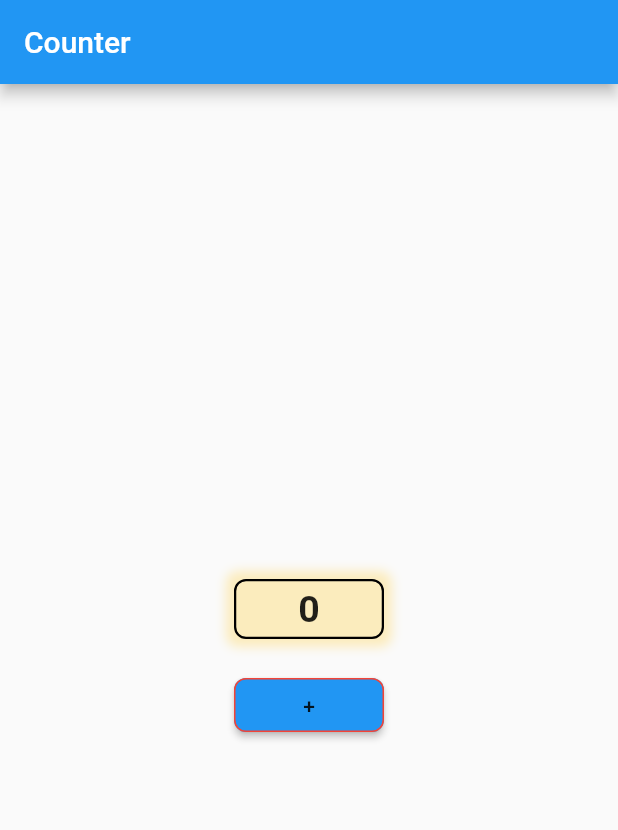
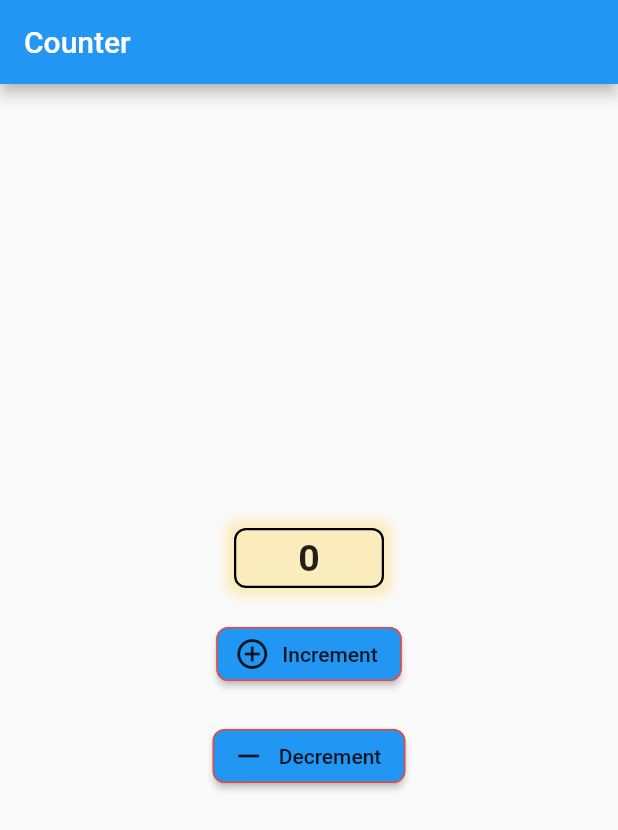
Before and after one commit to JossinAntony/Flutter-Counter-Experiment, a Flutter app: the screen it shows after launch, on a phone screen of 412 x 824 dp. Shown: the top 830 px of the screen. Run offline on Flutter 3.47's test engine with Material 2 defaults, Android fonts, the phone set to English and light mode, and no system bars.

Commit message:
decrement button added.

```diff
--- a/lib/main.dart
+++ b/lib/main.dart
@@ -1,4 +1,3 @@
-
 import 'package:flutter/cupertino.dart';
 import 'package:flutter/material.dart';
 
@@ -39,23 +38,23 @@ class _MyAppState extends State<MyApp> {
                           boxShadow: [
                             BoxShadow(
                               color: Colors.amber.withOpacity(.25),
-                              offset: Offset(0,0),
+                              offset: Offset(0, 0),
                               blurRadius: 5,
                               spreadRadius: 5,
                             )
                           ],
                         ),
                         child: Center(
-                          child: Text(_counter.toString(),
-                              style: TextStyle(
-                                fontSize: 25,
-                                fontWeight: FontWeight.bold,
-                              ),),
+                          child: Text(
+                            _counter.toString(),
+                            style: TextStyle(
+                              fontSize: 25,
+                              fontWeight: FontWeight.bold,
+                            ),
+                          ),
                         ),
                       ),
                     ),
-
-
                     SizedBox(height: 20),
                     ButtonTheme(
                       minWidth: 100,
@@ -63,16 +62,33 @@ class _MyAppState extends State<MyApp> {
                         borderRadius: BorderRadius.circular(8),
                         side: BorderSide(color: Colors.red),
                       ),
-                      child: RaisedButton(
+                      child: RaisedButton.icon(
                         onPressed: () {
                           setState(() {
                             _counter++;
                           });
-                        },
+                        },icon: Icon(Icons.control_point), label: Text('Increment'),
                         color: Colors.blue,
-                        child: Text('+'),
                       ),
                     ),
+                    SizedBox(
+                      height: 20,
+                    ),
+
+                    ButtonTheme(
+                      minWidth: 100,
+                      shape: RoundedRectangleBorder(
+                        borderRadius: BorderRadius.circular(8),
+                        side: BorderSide(color:Colors.red),
+                      ),
+                      buttonColor: Colors.blue,
+                      splashColor: Colors.amber,
+                      child: RaisedButton.icon(onPressed: (){
+                        setState(() {
+                          _counter--;
+                        });
+                      }, icon: Icon(Icons.remove), label: Text('Decrement')),
+                    )
                   ],
                 ))));
   }
```
